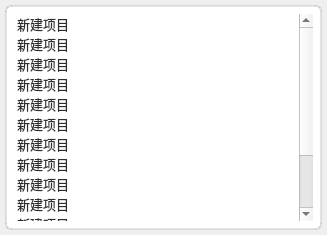
Old version of the form Fdog-Kit/module_ssh/historycommondwidget.ui in the repository HuaGouFdog/Fdog-Kit.
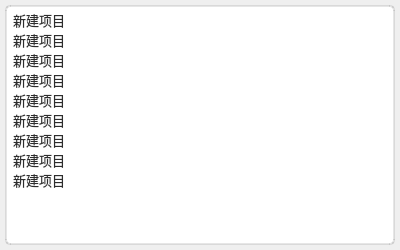
New version of the form.

Commit message: 优化下载窗口ui，修复历史命令窗口跟随异常

```diff
--- a/Fdog-Kit/module_ssh/historycommondwidget.ui
+++ b/Fdog-Kit/module_ssh/historycommondwidget.ui
@@ -6,15 +6,29 @@
    <rect>
     <x>0</x>
     <y>0</y>
-    <width>327</width>
-    <height>235</height>
+    <width>400</width>
+    <height>250</height>
    </rect>
   </property>
+  <property name="minimumSize">
+   <size>
+    <width>400</width>
+    <height>250</height>
+   </size>
+  </property>
+  <property name="maximumSize">
+   <size>
+    <width>400</width>
+    <height>250</height>
+   </size>
+  </property>
   <property name="windowTitle">
    <string>Form</string>
   </property>
   <property name="styleSheet">
-   <string notr="true">color: rgb(45, 45, 45);</string>
+   <string notr="true">#historycommondwidget{
+color: rgb(45, 45, 45);
+}</string>
   </property>
   <layout class="QVBoxLayout" name="verticalLayout_2">
    <property name="leftMargin">
@@ -33,16 +47,24 @@
     <widget class="QWidget" name="widget_body" native="true">
      <property name="styleSheet">
       <string notr="true">#widget_body{
-background-color: rgb(255, 255, 255);
-/*padding:5px;*/
-border-radius:6px;
-	border: 2px solid;
-	border-color: rgba(126, 126, 126, 50);
+	background-color: rgb(255, 255, 255);
+border-radius:5px;
+border: 2px solid;
+border-color: rgba(126, 126, 126, 50);
 }</string>
      </property>
      <layout class="QVBoxLayout" name="verticalLayout">
+      <property name="leftMargin">
+       <number>5</number>
+      </property>
+      <property name="topMargin">
+       <number>5</number>
+      </property>
       <property name="rightMargin">
-       <number>9</number>
+       <number>5</number>
+      </property>
+      <property name="bottomMargin">
+       <number>5</number>
       </property>
       <item>
        <widget class="QListWidget" name="listWidget">
@@ -150,31 +172,6 @@
           <string>新建项目</string>
          </property>
         </item>
-        <item>
-         <property name="text">
-          <string>新建项目</string>
-         </property>
-        </item>
-        <item>
-         <property name="text">
-          <string>新建项目</string>
-         </property>
-        </item>
-        <item>
-         <property name="text">
-          <string>新建项目</string>
-         </property>
-        </item>
-        <item>
-         <property name="text">
-          <string>新建项目</string>
-         </property>
-        </item>
-        <item>
-         <property name="text">
-          <string>新建项目</string>
-         </property>
-        </item>
         <item>
          <property name="text">
           <string>新建项目</string>
```
The commit also changes 5 other files.
